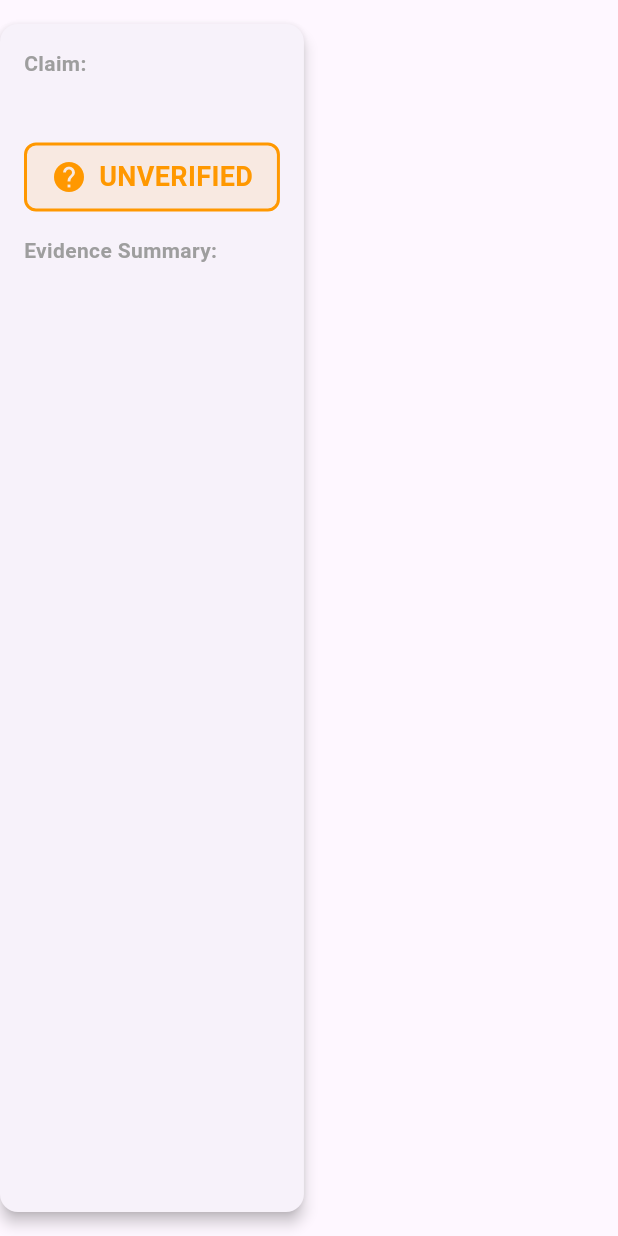
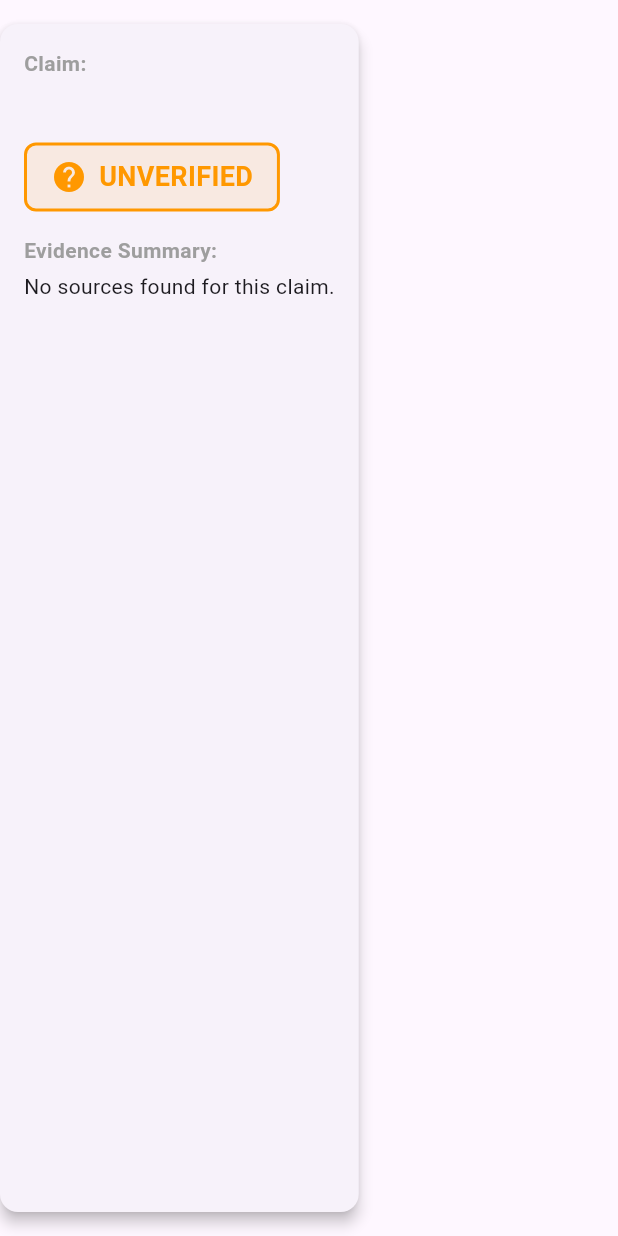
Before and after one commit to juanvictorqwerty/AI_AND_FAKE_NEWS_DETECTOR-, a Flutter app: the FactCheckResultWidget widget shown alone on an empty page, opened directly with empty values, on a phone screen of 412 x 824 dp. Run offline on Flutter 3.47's test engine with Material 3 defaults, Android fonts, the phone set to English and light mode, and no system bars; our stand-ins replace flutter_dotenv, get, shared_preferences; accounts and stored records are empty.

Commit message:
display sources more elegantely

```diff
--- a/ai_fake_news_detector/lib/models/fact_check_result.dart
+++ b/ai_fake_news_detector/lib/models/fact_check_result.dart
@@ -1,19 +1,28 @@
 class WebSearchResult {
   final String title;
   final String url;
+  final String date;
+  final String snippet;
   final String publisher;
+  final bool isTrusted;
 
   WebSearchResult({
     required this.title,
     required this.url,
+    required this.date,
+    required this.snippet,
     required this.publisher,
+    required this.isTrusted,
   });
 
   factory WebSearchResult.fromJson(Map<String, dynamic> json) {
     return WebSearchResult(
       title: json['title'] ?? '',
       url: json['url'] ?? '',
+      date: json['date'] ?? '',
+      snippet: json['snippet'] ?? '',
       publisher: json['publisher'] ?? '',
+      isTrusted: json['isTrusted'] ?? false,
     );
   }
 
@@ -21,36 +30,36 @@ class WebSearchResult {
     return {
       'title': title,
       'url': url,
+      'date': date,
+      'snippet': snippet,
       'publisher': publisher,
+      'isTrusted': isTrusted,
     };
   }
 }
 
 class FactCheckResult {
   final bool success;
-  final String claimText;
-  final String combinedVerdict;
-  final String evidenceSummary;
-  final int totalSources;
-  final List<WebSearchResult> webSearchResults;
+  final String claim;
+  final String type;
+  final String searchQuery;
+  final List<WebSearchResult> sources;
 
   FactCheckResult({
     required this.success,
-    required this.claimText,
-    required this.combinedVerdict,
-    required this.evidenceSummary,
-    required this.totalSources,
-    required this.webSearchResults,
+    required this.claim,
+    required this.type,
+    required this.searchQuery,
+    required this.sources,
   });
 
   factory FactCheckResult.fromJson(Map<String, dynamic> json) {
     return FactCheckResult(
       success: json['success'] ?? false,
-      claimText: json['claimText'] ?? '',
-      combinedVerdict: json['combinedVerdict'] ?? 'unverified',
-      evidenceSummary: json['evidenceSummary'] ?? '',
-      totalSources: json['totalSources'] ?? 0,
-      webSearchResults: (json['webSearchResults'] as List<dynamic>?)
+      claim: json['claim'] ?? '',
+      type: json['type'] ?? 'unverified',
+      searchQuery: json['searchQuery'] ?? '',
+      sources: (json['sources'] as List<dynamic>?)
               ?.map((item) =>
                   WebSearchResult.fromJson(item as Map<String, dynamic>))
               .toList() ??
@@ -61,12 +70,36 @@ class FactCheckResult {
   Map<String, dynamic> toJson() {
     return {
       'success': success,
-      'claimText': claimText,
-      'combinedVerdict': combinedVerdict,
-      'evidenceSummary': evidenceSummary,
-      'totalSources': totalSources,
-      'webSearchResults':
-          webSearchResults.map((item) => item.toJson()).toList(),
+      'claim': claim,
+      'type': type,
+      'searchQuery': searchQuery,
+      'sources': sources.map((item) => item.toJson()).toList(),
     };
   }
+
+  // Helper getter to determine verdict based on type
+  String get combinedVerdict {
+    switch (type.toLowerCase()) {
+      case 'true':
+        return 'true';
+      case 'false':
+        return 'false';
+      case 'controversial':
+      case 'unverified':
+      default:
+        return 'unverified';
+    }
+  }
+
+  // Helper getter for evidence summary
+  String get evidenceSummary {
+    if (sources.isEmpty) {
+      return 'No sources found for this claim.';
+    }
+    return 'Found ${sources.length} sources related to this claim. '
+        'The claim appears to be ${type.toLowerCase()}.';
+  }
+
+  // Helper getter for total sources
+  int get totalSources => sources.length;
 }
--- a/ai_fake_news_detector/lib/widgets/fact_check_result_widget.dart
+++ b/ai_fake_news_detector/lib/widgets/fact_check_result_widget.dart
@@ -67,7 +67,7 @@ class FactCheckResultWidget extends StatelessWidget {
             ),
             const SizedBox(height: 4),
             Text(
-              result.claimText,
+              result.claim,
               style: const TextStyle(
                 fontSize: 16,
                 fontWeight: FontWeight.w500,
@@ -129,7 +129,7 @@ class FactCheckResultWidget extends StatelessWidget {
             const SizedBox(height: 16),
 
             // Sources
-            if (result.webSearchResults.isNotEmpty) ...[
+            if (result.sources.isNotEmpty) ...[
               Row(
                 mainAxisAlignment: MainAxisAlignment.spaceBetween,
                 children: [
@@ -154,9 +154,9 @@ class FactCheckResultWidget extends StatelessWidget {
               ListView.builder(
                 shrinkWrap: true,
                 physics: const NeverScrollableScrollPhysics(),
-                itemCount: result.webSearchResults.length,
+                itemCount: result.sources.length,
                 itemBuilder: (context, index) {
-                  final source = result.webSearchResults[index];
+                  final source = result.sources[index];
                   return _SourceTile(
                     source: source,
                     onTap: () => _launchUrl(source.url),
```
